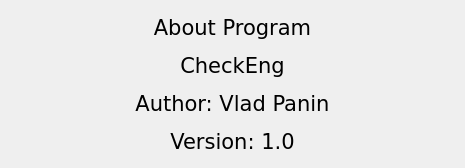
kusanekinov/CheckEng, file checkeng/dialogs/about/about.ui: the form before one commit.
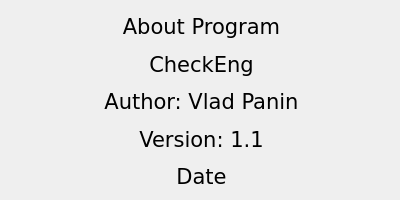
The form after the commit.

```diff
--- a/checkeng/dialogs/about/about.ui
+++ b/checkeng/dialogs/about/about.ui
@@ -6,10 +6,34 @@
    <rect>
     <x>0</x>
     <y>0</y>
-    <width>465</width>
-    <height>168</height>
+    <width>400</width>
+    <height>200</height>
    </rect>
   </property>
+  <property name="sizePolicy">
+   <sizepolicy hsizetype="Fixed" vsizetype="Fixed">
+    <horstretch>0</horstretch>
+    <verstretch>0</verstretch>
+   </sizepolicy>
+  </property>
+  <property name="minimumSize">
+   <size>
+    <width>400</width>
+    <height>200</height>
+   </size>
+  </property>
+  <property name="maximumSize">
+   <size>
+    <width>400</width>
+    <height>200</height>
+   </size>
+  </property>
+  <property name="baseSize">
+   <size>
+    <width>400</width>
+    <height>200</height>
+   </size>
+  </property>
   <property name="font">
    <font>
     <family>DejaVu Sans</family>
@@ -26,7 +50,19 @@
   </property>
   <layout class="QVBoxLayout" name="verticalLayout">
    <item>
-    <widget class="QLabel" name="label">
+    <widget class="QWidget" name="aboutC" native="true">
+     <widget class="QWidget" name="verticalLayoutWidget">
+      <property name="geometry">
+       <rect>
+        <x>0</x>
+        <y>0</y>
+        <width>381</width>
+        <height>181</height>
+       </rect>
+      </property>
+      <layout class="QVBoxLayout" name="verticalLayout_4">
+       <item>
+        <widget class="QLabel" name="about">
      <property name="font">
       <font>
        <family>DejaVu Sans</family>
@@ -44,7 +80,7 @@
     </widget>
    </item>
    <item>
-    <widget class="QLabel" name="label_2">
+        <widget class="QLabel" name="productname">
      <property name="font">
       <font>
        <family>DejaVu Sans</family>
@@ -62,7 +98,7 @@
     </widget>
    </item>
    <item>
-    <widget class="QLabel" name="label_3">
+        <widget class="QLabel" name="author">
      <property name="font">
       <font>
        <family>DejaVu Sans</family>
@@ -80,7 +116,7 @@
     </widget>
    </item>
    <item>
-    <widget class="QLabel" name="label_4">
+        <widget class="QLabel" name="version">
      <property name="font">
       <font>
        <family>DejaVu Sans</family>
@@ -90,11 +126,33 @@
       </font>
      </property>
      <property name="text">
-      <string>Version: 1.0</string>
+          <string>Version: 1.1</string>
      </property>
      <property name="alignment">
       <set>Qt::AlignCenter</set>
      </property>
+        </widget>
+       </item>
+       <item>
+        <widget class="QLabel" name="date">
+         <property name="font">
+          <font>
+           <family>DejaVu Sans</family>
+           <pointsize>16</pointsize>
+           <weight>50</weight>
+           <bold>false</bold>
+          </font>
+         </property>
+         <property name="text">
+          <string>Date</string>
+         </property>
+         <property name="alignment">
+          <set>Qt::AlignCenter</set>
+         </property>
+        </widget>
+       </item>
+      </layout>
+     </widget>
     </widget>
    </item>
   </layout>
```
Lines whose indentation alone changed are shown as unchanged.
